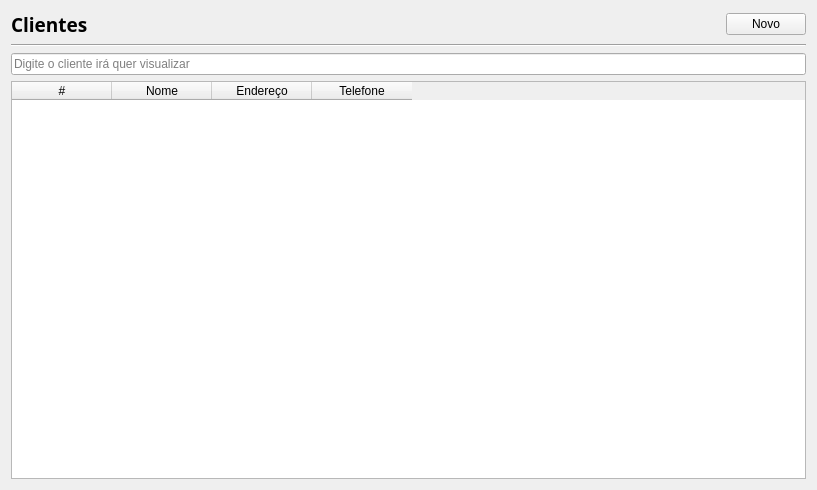
Qt form view/cliente_page.ui (Gusrrocha/Gerenciador-de-Vendas) before a commit.
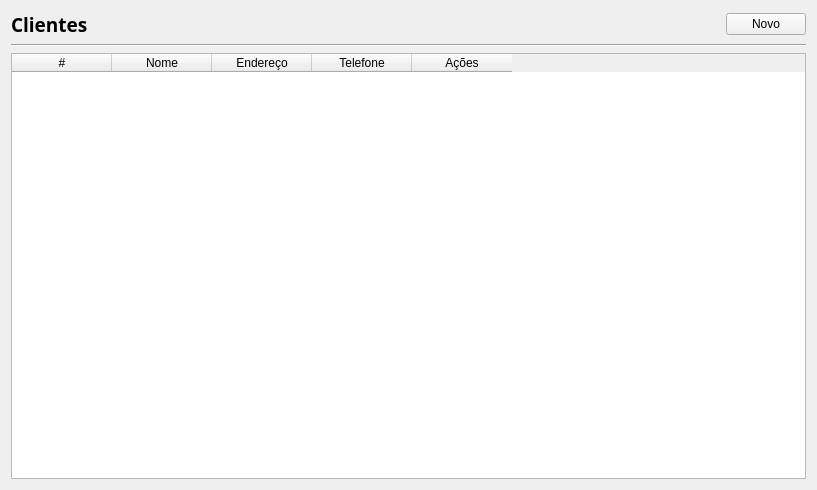
The same form after that commit.

```diff
--- a/view/cliente_page.ui
+++ b/view/cliente_page.ui
@@ -64,14 +64,7 @@
     </widget>
    </item>
    <item>
-    <widget class="QLineEdit" name="lineEdit">
-     <property name="placeholderText">
-      <string>Digite o cliente irá quer visualizar</string>
-     </property>
-    </widget>
-   </item>
-   <item>
-    <widget class="QTableWidget" name="tableWidget">
+    <widget class="QTableWidget" name="tabela">
      <column>
       <property name="text">
        <string>#</string>
@@ -81,15 +74,32 @@
       <property name="text">
        <string>Nome</string>
       </property>
+      <property name="textAlignment">
+       <set>AlignCenter</set>
+      </property>
      </column>
      <column>
       <property name="text">
        <string>Endereço</string>
       </property>
+      <property name="textAlignment">
+       <set>AlignCenter</set>
+      </property>
      </column>
      <column>
       <property name="text">
        <string>Telefone</string>
+      </property>
+      <property name="textAlignment">
+       <set>AlignCenter</set>
+      </property>
+     </column>
+     <column>
+      <property name="text">
+       <string>Ações</string>
+      </property>
+      <property name="textAlignment">
+       <set>AlignCenter</set>
       </property>
      </column>
     </widget>
```
Left out of the diff: 2 changed lines with no effect on the pictures.
